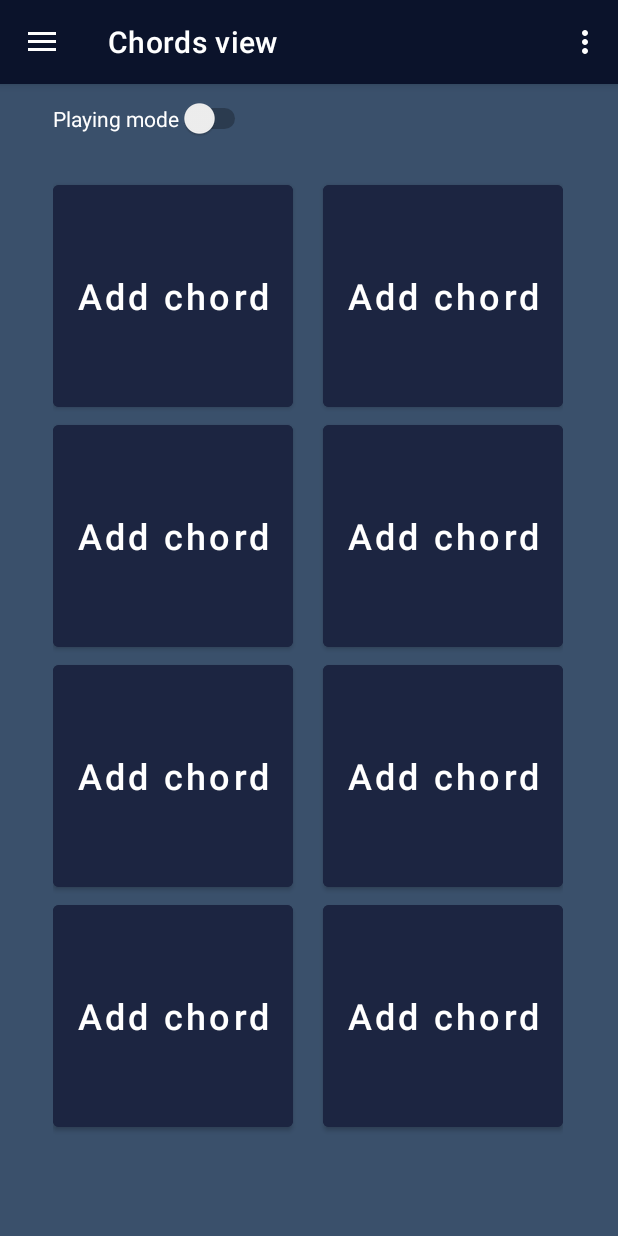
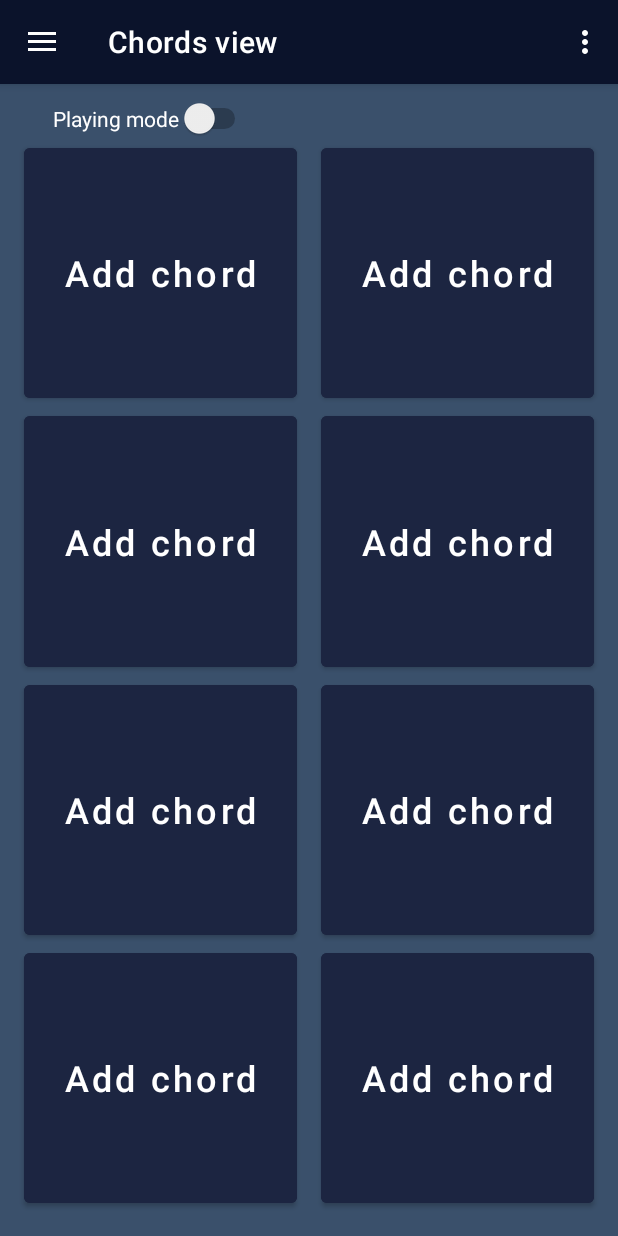
Before and after one commit to TheTalkingWeed/GuitarPlayer, an Android app: the screen it shows after launch (MainActivity), on a phone screen of 412 x 824 dp. Run offline under Robolectric (Android 15) with nearby library versions, the phone set to English and light mode, and no system bars; our stand-ins replace navigation-ui.

Commit message:
responsive design

```diff
--- a/app/src/main/java/com/example/firstapp/MainActivity.java
+++ b/app/src/main/java/com/example/firstapp/MainActivity.java
@@ -1,7 +1,12 @@
 package com.example.firstapp;
 
+import android.app.Fragment;
+import android.bluetooth.BluetoothAdapter;
+import android.bluetooth.BluetoothDevice;
+import android.content.BroadcastReceiver;
 import android.content.Context;
 import android.content.Intent;
+import android.content.IntentFilter;
 import android.hardware.Sensor;
 import android.hardware.SensorEvent;
 import android.hardware.SensorEventListener;
@@ -11,17 +16,17 @@ import android.os.Bundle;
 import android.os.VibrationEffect;
 import android.os.Vibrator;
 import android.view.Menu;
-import android.view.MenuInflater;
-import android.view.MenuItem;
-import android.view.MotionEvent;
 import android.view.View;
-import android.widget.ArrayAdapter;
 import android.widget.Button;
 import android.widget.Spinner;
 import android.widget.Switch;
+import android.widget.TextView;
+import android.widget.Toast;
 
-import com.example.firstapp.ui.apiconnection.ApiConn;
+import com.example.firstapp.databinding.ActivityMainBinding;
 import com.example.firstapp.ui.chordadder.AddChord;
+import com.example.firstapp.ui.chrodClass.ChordFromApi;
+import com.example.firstapp.ui.diagrampac.ChordDiagramActivity;
 import com.google.android.material.navigation.NavigationView;
 
 import androidx.activity.result.ActivityResult;
@@ -36,12 +41,9 @@ import androidx.navigation.ui.NavigationUI;
 import androidx.drawerlayout.widget.DrawerLayout;
 import androidx.appcompat.app.AppCompatActivity;
 
-import com.example.firstapp.databinding.ActivityMainBinding;
 
 import java.io.IOException;
-import java.net.HttpURLConnection;
-import java.net.MalformedURLException;
-import java.net.URL;
+
 
 import okhttp3.Call;
 import okhttp3.Callback;
@@ -50,6 +52,14 @@ import okhttp3.Request;
 import okhttp3.Response;
 
 public class MainActivity extends AppCompatActivity implements SensorEventListener {
+
+    public static final String EXTRA_MESSAGE0 = "com.example.firstapp.MESSAGE0";
+    public static final String EXTRA_MESSAGE1 = "com.example.firstapp.MESSAGE1";
+    public static final String EXTRA_MESSAGE2 = "com.example.firstapp.MESSAGE2";
+
+    private static final int REQUEST_ENABLE_BT = 0;
+    private static final int REQUEST_DISCOVER_BT = 1;
+
 
     private AppBarConfiguration mAppBarConfiguration;
     private ActivityMainBinding binding;
@@ -73,13 +83,64 @@ public class MainActivity extends AppCompatActivity implements SensorEventListen
             }
     );
 
+
+
+    private ActivityResultLauncher<Intent> discoverAct = registerForActivityResult(
+            new ActivityResultContracts.StartActivityForResult(),
+            new ActivityResultCallback<ActivityResult>() {
+                @Override
+                public void onActivityResult(ActivityResult result) {
+
+                }
+            }
+    );
+
+    private final BroadcastReceiver mReceiver = new BroadcastReceiver() {
+        @Override
+        public void onReceive(Context context, Intent intent) {
+
+
+
+            textView = findViewById(R.id.textViewofStrum);
+
+            String action = intent.getAction();
+            BluetoothDevice device = intent.getParcelableExtra(BluetoothDevice.EXTRA_DEVICE);
+
+            if (BluetoothDevice.ACTION_FOUND.equals(action)) {
+                System.out.println("device found");
+            }
+            else if (BluetoothDevice.ACTION_ACL_CONNECTED.equals(action)) {
+                System.out.println("device connected");
+                textView.setText("ok");
+            }
+            else if (BluetoothAdapter.ACTION_DISCOVERY_FINISHED.equals(action)) {
+                System.out.println("device searching");
+            }
+            else if (BluetoothDevice.ACTION_ACL_DISCONNECT_REQUESTED.equals(action)) {
+                System.out.println("device is about to disconnect");
+            }
+            else if (BluetoothDevice.ACTION_ACL_DISCONNECTED.equals(action)) {
+                System.out.println("device disconnected");
+                textView.setText("not ok");
+            }
+        }
+    };
+
+
+
     private SensorManager sensorManager;
     private Sensor accmeter;
     private Vibrator vib;
+    private String apiResultData = "";
+    private BluetoothAdapter bluetoothAdapter;
 
     private Button[] buttons = new Button[8];
     private Button button;
     private Switch modeSwitch;
+    private TextView textView;
+
+    private ChordFromApi chordFromApi;
+
 
     private String chordToPlay = "";
 
@@ -118,29 +179,23 @@ public class MainActivity extends AppCompatActivity implements SensorEventListen
         if (sensorManager.getDefaultSensor(Sensor.TYPE_ACCELEROMETER) != null) {
             accmeter = sensorManager.getDefaultSensor(Sensor.TYPE_ACCELEROMETER);
             isAccSenAvailable = true;
-            System.out.println(" available");
         } else {
-            System.out.println(" not available");
             isAccSenAvailable = false;
 
         }
         modeSwitch = (Switch) findViewById(R.id.switch_mode);
-        //most vagyok elsőször valstat előadáson
-        Spinner chordName=findViewById(R.id.spinner_chordname);
-        Spinner chordType=findViewById(R.id.spinner_chordtype);
-        Spinner chordSounding=findViewById(R.id.spinner_chordsouding);
 
-        ArrayAdapter<CharSequence> adapter=ArrayAdapter.createFromResource(this, R.array.chords, android.R.layout.simple_spinner_item);
-        adapter.setDropDownViewResource(R.layout.spinner_list);
-        chordName.setAdapter(adapter);
+        bluetoothAdapter = BluetoothAdapter.getDefaultAdapter();
 
-        ArrayAdapter<CharSequence> adapter1=ArrayAdapter.createFromResource(this, R.array.chordtype, android.R.layout.simple_spinner_item);
-        adapter.setDropDownViewResource(R.layout.spinner_list);
-        chordType.setAdapter(adapter1);
 
-        ArrayAdapter<CharSequence> adapter2=ArrayAdapter.createFromResource(this, R.array.chordsouinding, android.R.layout.simple_spinner_item);
-        adapter.setDropDownViewResource(R.layout.spinner_list);
-        chordSounding.setAdapter(adapter2);
+
+        IntentFilter filter = new IntentFilter();
+        filter.addAction(BluetoothDevice.ACTION_ACL_CONNECTED);
+        filter.addAction(BluetoothDevice.ACTION_ACL_DISCONNECT_REQUESTED);
+        filter.addAction(BluetoothDevice.ACTION_ACL_DISCONNECTED);
+        this.registerReceiver(mReceiver, filter);
+
+
 
     }
 
@@ -164,11 +219,11 @@ public class MainActivity extends AppCompatActivity implements SensorEventListen
             xDiff = Math.abs(lX - cX);
             yDiff = Math.abs(lY - cY);
             zDiff = Math.abs(lZ - cZ);
-            if ( (yDiff > shakeTrashHold || xDiff > shakeTrashHold ) && playmode && pressed && !(chordToPlay.equals("Add chord"))) {
+            if ((yDiff > shakeTrashHold || xDiff > shakeTrashHold) && playmode && pressed && !(chordToPlay.equals("Add chord"))) {
                 System.out.println(chordToPlay);
 
                 if (Build.VERSION.SDK_INT >= Build.VERSION_CODES.O) {
-                    vib.vibrate(VibrationEffect.createOneShot(500,VibrationEffect.DEFAULT_AMPLITUDE));
+                    vib.vibrate(VibrationEffect.createOneShot(500, VibrationEffect.DEFAULT_AMPLITUDE));
                 } else {
                     vib.vibrate(500);
                 }
@@ -184,12 +239,12 @@ public class MainActivity extends AppCompatActivity implements SensorEventListen
     }
 
     @Override
-    public void onAccuracyChanged (Sensor sensor,int i){
+    public void onAccuracyChanged(Sensor sensor, int i) {
 
     }
 
     @Override
-    protected void onResume () {
+    protected void onResume() {
         super.onResume();
 
         if (isAccSenAvailable)
@@ -198,7 +253,7 @@ public class MainActivity extends AppCompatActivity implements SensorEventListen
     }
 
     @Override
-    protected void onPause () {
+    protected void onPause() {
         super.onPause();
 
         if (isAccSenAvailable)
@@ -219,48 +274,80 @@ public class MainActivity extends AppCompatActivity implements SensorEventListen
         pressed = false;
     }
 
-    public void handleAddClick(View v){
+    public void handleAddClick(View v) {
         playmode = modeSwitch.isChecked();
         if (!playmode) {
             Intent intent = new Intent(this, AddChord.class);
             buttonId = v.getId();
             chordNameResult.launch(intent);
-        }else{
+        } else {
             chordToPlay = ((Button) findViewById(v.getId())).getText().toString();
             pressed = true;
         }
 
 
-
-    }
-
-    public void getChordClick(View v) throws IOException{
-        String url = "https://api.uberchord.com/v1/chords/";
-
-        System.out.println(run(url));
-
     }
 
 
-    private String data = "";
-    private String run(String url) throws IOException {
+    public void getChordClick(View v) throws IOException {
+        Spinner chordName = findViewById(R.id.spinner_chordname);
+        Spinner chordType = findViewById(R.id.spinner_chordtype);
+
+
+        String chordNameFromSpinner = chordName.getSelectedItem().toString();
+        String chordTypeFromSpinner = chordType.getSelectedItem().toString();
+
+
+        chordTypeFromSpinner = chordTypeFromSpinner.equals("Major") ? "" : "_m";
+
+
+        String url = "https://api.uberchord.com/v1/chords/" + chordNameFromSpinner + chordTypeFromSpinner;
+
         Request request = new Request.Builder()
                 .url(url)
                 .build();
         client.newCall(request).enqueue(new Callback() {
             @Override
             public void onFailure(@NonNull Call call, @NonNull IOException e) {
+                MainActivity.this.runOnUiThread(new Runnable() {
+                    public void run() {
+                        Toast.makeText(MainActivity.this, "Need internet connection to show the chord", Toast.LENGTH_SHORT).show();
+                    }
+                });
+
                 e.printStackTrace();
+
             }
+
 
             @Override
             public void onResponse(@NonNull Call call, @NonNull Response response) throws IOException {
-                if (response.isSuccessful()){
-                    data = response.body().string();
+
+                if (response.isSuccessful()) {
+                    apiResultData = response.body().string();
+                    chordFromApi = new ChordFromApi(apiResultData);
+                    System.out.println(chordFromApi);
+
+                    Intent intent = new Intent(MainActivity.this, ChordDiagramActivity.class);
+                    intent.putExtra(EXTRA_MESSAGE0, chordFromApi.getName());
+                    intent.putExtra(EXTRA_MESSAGE1, chordFromApi.getStrings());
+                    intent.putExtra(EXTRA_MESSAGE2, chordFromApi.getFingers());
+
+                    startActivity(intent);
+
+
                 }
             }
         });
 
-        return data;
+
+        System.out.println(chordNameFromSpinner + chordTypeFromSpinner);
+        System.out.println(url);
+
+
+    }
+
+    private void displayToast(String msg) {
+        Toast.makeText(this, msg, Toast.LENGTH_SHORT).show();
     }
 }
--- a/app/src/main/java/com/example/firstapp/ui/gallery/GalleryFragment.java
+++ b/app/src/main/java/com/example/firstapp/ui/gallery/GalleryFragment.java
@@ -24,8 +24,7 @@ public class GalleryFragment extends Fragment {
         binding = FragmentGalleryBinding.inflate(inflater, container, false);
         View root = binding.getRoot();
 
-        final TextView textView = binding.textGallery;
-        galleryViewModel.getText().observe(getViewLifecycleOwner(), textView::setText);
+
         return root;
     }
 
--- a/app/src/main/java/com/example/firstapp/ui/slideshow/DiagramViewModel.java
+++ b/app/src/main/java/com/example/firstapp/ui/slideshow/DiagramViewModel.java
@@ -1,10 +1,14 @@
 package com.example.firstapp.ui.slideshow;
 
 import android.view.View;
+import android.widget.ArrayAdapter;
+import android.widget.Spinner;
 
 import androidx.lifecycle.LiveData;
 import androidx.lifecycle.MutableLiveData;
 import androidx.lifecycle.ViewModel;
+
+import com.example.firstapp.R;
 
 public class DiagramViewModel extends ViewModel {
 
--- a/app/src/main/res/layout/fragment_chords.xml
+++ b/app/src/main/res/layout/fragment_chords.xml
@@ -8,145 +8,138 @@
     android:background="@color/add_chord_background"
     tools:context=".ui.chords.ChordsFragment">
 
-    <TableLayout
-        android:layout_width="wrap_content"
-        android:layout_height="wrap_content"
-        android:layout_marginStart="8dp"
-        android:layout_marginEnd="8dp"
-        app:layout_constraintBottom_toBottomOf="parent"
-        app:layout_constraintEnd_toEndOf="parent"
-        app:layout_constraintHorizontal_bias="0.483"
-        app:layout_constraintStart_toStartOf="parent"
-        app:layout_constraintTop_toTopOf="parent"
-        app:layout_constraintVertical_bias="0.48000002">
-
-        <TableRow
-            android:layout_width="match_parent"
-            android:layout_height="match_parent">
 
     <Button
         android:id="@+id/button0"
-                android:layout_width="160sp"
-                android:layout_height="160sp"
-                android:layout_marginEnd="10sp"
+        android:layout_width="0dp"
+        android:layout_height="0dp"
+        android:layout_marginStart="16dp"
+        android:layout_marginEnd="16dp"
+        android:backgroundTint="@color/add_chord_buttonColor"
         android:onClick="handleAddClick"
         android:text="@string/add_chord"
         android:textAllCaps="false"
         android:textSize="24sp"
-                android:backgroundTint="@color/add_chord_buttonColor"/>
+        app:layout_constraintBottom_toTopOf="@id/button2"
+        app:layout_constraintEnd_toStartOf="@id/button1"
+        app:layout_constraintStart_toStartOf="parent"
+        app:layout_constraintTop_toBottomOf="@id/switch_mode" />
 
     <Button
         android:id="@+id/button1"
-                android:layout_width="160sp"
-                android:layout_height="160sp"
-                android:layout_marginStart="10sp"
+        android:layout_width="0dp"
+        android:layout_height="0dp"
+        android:layout_marginEnd="16dp"
+        android:backgroundTint="@color/add_chord_buttonColor"
         android:onClick="handleAddClick"
         android:text="@string/add_chord"
         android:textAllCaps="false"
         android:textSize="24sp"
-                android:backgroundTint="@color/add_chord_buttonColor"/>
-
-        </TableRow>
-
-        <TableRow
-            android:layout_width="match_parent"
-            android:layout_height="120dp">
+        app:layout_constraintBottom_toBottomOf="@id/button0"
+        app:layout_constraintEnd_toEndOf="parent"
+        app:layout_constraintStart_toEndOf="@id/button0"
+        app:layout_constraintTop_toTopOf="@id/button0" />
 
     <Button
         android:id="@+id/button2"
-                android:layout_width="160sp"
-                android:layout_height="160sp"
-                android:layout_marginEnd="10sp"
+        android:layout_width="0dp"
+        android:layout_height="0dp"
+        android:layout_marginEnd="16dp"
+
+        android:backgroundTint="@color/add_chord_buttonColor"
         android:onClick="handleAddClick"
+        android:text="@string/add_chord"
+        android:textAllCaps="false"
+        android:textSize="24sp"
+        app:layout_constraintBottom_toTopOf="@id/button4"
+        app:layout_constraintEnd_toStartOf="@id/button3"
+        app:layout_constraintStart_toStartOf="@id/button0"
+        app:layout_constraintTop_toBottomOf="@id/button0" />
+
+
+    <Button
+        android:id="@+id/button3"
+        android:layout_width="0dp"
+        android:layout_height="0dp"
+        android:backgroundTint="@color/add_chord_buttonColor"
+        android:onClick="handleAddClick"
+        android:text="@string/add_chord"
+        android:textAllCaps="false"
+        android:textSize="24sp"
+        app:layout_constraintBottom_toBottomOf="@id/button2"
+        app:layout_constraintEnd_toEndOf="@id/button1"
+        app:layout_constraintStart_toEndOf="@id/button2"
+        app:layout_constraintTop_toTopOf="@id/button2" />
+
+    <Button
+        android:id="@+id/button4"
+        android:layout_width="0dp"
+        android:layout_height="0dp"
+        android:backgroundTint="@color/add_chord_buttonColor"
+        android:onClick="handleAddClick"
+        android:layout_marginEnd="16dp"
 
         android:text="@string/add_chord"
         android:textAllCaps="false"
         android:textSize="24sp"
-                android:backgroundTint="@color/add_chord_buttonColor"/>
+        app:layout_constraintBottom_toTopOf="@id/button6"
+        app:layout_constraintEnd_toStartOf="@id/button5"
+        app:layout_constraintStart_toStartOf="@id/button0"
+        app:layout_constraintTop_toBottomOf="@id/button2"/>
 
     <Button
-                android:id="@+id/button3"
-                android:layout_width="160sp"
-                android:layout_height="160sp"
-                android:layout_marginStart="10sp"
+        android:id="@+id/button5"
+        android:layout_width="0dp"
+        android:layout_height="0dp"
+        android:backgroundTint="@color/add_chord_buttonColor"
         android:onClick="handleAddClick"
-
         android:text="@string/add_chord"
         android:textAllCaps="false"
         android:textSize="24sp"
-                android:backgroundTint="@color/add_chord_buttonColor"/>
+        app:layout_constraintStart_toEndOf="@id/button4"
+        app:layout_constraintTop_toTopOf="@id/button4"
+        app:layout_constraintBottom_toBottomOf="@id/button4"
+        app:layout_constraintEnd_toEndOf="@id/button1"/>
 
-        </TableRow>
-
-        <TableRow
-            android:layout_width="match_parent"
-            android:layout_height="match_parent">
 
     <Button
-                android:id="@+id/button4"
-                android:layout_width="160sp"
-                android:layout_height="160sp"
-                android:layout_marginEnd="10sp"
+        android:id="@+id/button6"
+        android:layout_width="0dp"
+        android:layout_height="0dp"
+        android:backgroundTint="@color/add_chord_buttonColor"
         android:onClick="handleAddClick"
+        android:layout_marginBottom="16dp"
+        android:text="@string/add_chord"
+        android:textAllCaps="false"
+        android:layout_marginEnd="16dp"
+        android:textSize="24sp"
+        app:layout_constraintStart_toStartOf="@id/button0"
+        app:layout_constraintEnd_toStartOf="@id/button7"
+        app:layout_constraintTop_toBottomOf="@id/button4"
+        app:layout_constraintBottom_toBottomOf="parent"/>
 
+    <Button
+        android:id="@+id/button7"
+        android:layout_width="0dp"
+        android:layout_height="0dp"
+        android:backgroundTint="@color/add_chord_buttonColor"
+        android:onClick="handleAddClick"
         android:text="@string/add_chord"
         android:textAllCaps="false"
         android:textSize="24sp"
-                android:backgroundTint="@color/add_chord_buttonColor"/>
+        app:layout_constraintStart_toEndOf="@id/button6"
+        app:layout_constraintBottom_toBottomOf="@id/button6"
+        app:layout_constraintEnd_toEndOf="@id/button1"
+        app:layout_constraintTop_toTopOf="@id/button6"/>
 
-            <Button
-                android:id="@+id/button5"
-                android:layout_width="160sp"
-                android:layout_height="160sp"
-                android:layout_marginStart="10sp"
-                android:onClick="handleAddClick"
-
-                android:text="@string/add_chord"
-                android:textAllCaps="false"
-                android:textSize="24sp"
-                android:backgroundTint="@color/add_chord_buttonColor"/>
-
-        </TableRow>
-
-        <TableRow
-            android:layout_width="match_parent"
-            android:layout_height="match_parent">
-
-            <Button
-                android:id="@+id/button6"
-                android:layout_width="160sp"
-                android:layout_height="160sp"
-                android:layout_marginEnd="10sp"
-                android:onClick="handleAddClick"
-
-                android:text="@string/add_chord"
-                android:textAllCaps="false"
-                android:textSize="24sp"
-                android:backgroundTint="@color/add_chord_buttonColor"/>
-
-            <Button
-                android:id="@+id/button7"
-                android:layout_width="160sp"
-                android:layout_height="160sp"
-                android:layout_marginStart="10sp"
-                android:onClick="handleAddClick"
-
-                android:text="@string/add_chord"
-                android:textAllCaps="false"
-                android:textSize="24sp"
-                android:backgroundTint="@color/add_chord_buttonColor"/>
-
-        </TableRow>
-
-    </TableLayout>
 
     <Switch
         android:id="@+id/switch_mode"
-        android:onClick="playmodeToggle"
         android:layout_width="wrap_content"
         android:layout_height="wrap_content"
         android:layout_marginStart="35dp"
         android:layout_marginTop="9dp"
+        android:onClick="playmodeToggle"
         android:text="@string/action_playmode"
         android:textColor="@android:color/white"
         app:layout_constraintStart_toStartOf="parent"
--- a/app/src/main/res/values/strings.xml
+++ b/app/src/main/res/values/strings.xml
@@ -9,6 +9,7 @@
     <string name="action_cancel">Cancel</string>
     <string name="action_playchord">Play chord</string>
     <string name="action_playmode">Playing mode</string>
+    <string name="chord_diagram">Chord diagram</string>
 
     <string name="menu_chords">Chords view</string>
     <string name="menu_strum">Strum view</string>
@@ -19,28 +20,24 @@
     <string name="dropdown_name">Chord names</string>
     <string-array name="chords">
         <item>A</item>
-        <item>A#</item>
+        <item>Bb</item>
         <item>B</item>
         <item>C</item>
-        <item>C#</item>
+        <item>Db</item>
         <item>D</item>
-        <item>D#</item>
+        <item>Eb</item>
         <item>E</item>
+        <item>Fb</item>
         <item>F</item>
-        <item>F#</item>
-        <item>G</item>
-        <item>G#</item>
+        <item>Gb</item>
+        <item>Ab</item>
     </string-array>
     <string name="dropdown_name2">Chord type</string>
+
     <string-array name="chordtype">
         <item>Major</item>
         <item>Minor</item>
-
     </string-array>
 
-    <string-array name="chordsouinding">
-        <item>Major</item>
-        <item>Minor</item>
 
-    </string-array>
 </resources>
```
Also changed, not shown: app/src/main/AndroidManifest.xml (+9 -0 lines), app/src/main/java/com/example/firstapp/ui/apiconnection/ApiConn.java (deleted, +0 -17 lines), app/src/main/java/com/example/firstapp/ui/chordadder/AddChord.java (+0 -12 lines), app/src/main/java/com/example/firstapp/ui/chrodClass/ChordFromApi.java (added, +49 -0 lines), app/src/main/java/com/example/firstapp/ui/diagrampac/ChordDiagramActivity.java (added, +36 -0 lines), app/src/main/java/com/example/firstapp/ui/gallery/GalleryViewModel.java (+4 -6 lines), app/src/main/res/layout/add_chord.xml (+15 -13 lines), app/src/main/res/layout/chord_diagram_activity.xml (added, +47 -0 lines), app/src/main/res/layout/fragment_diagram.xml (+15 -20 lines), app/src/main/res/layout/fragment_gallery.xml (+10 -9 lines). Lines whose indentation alone changed are shown as unchanged.
